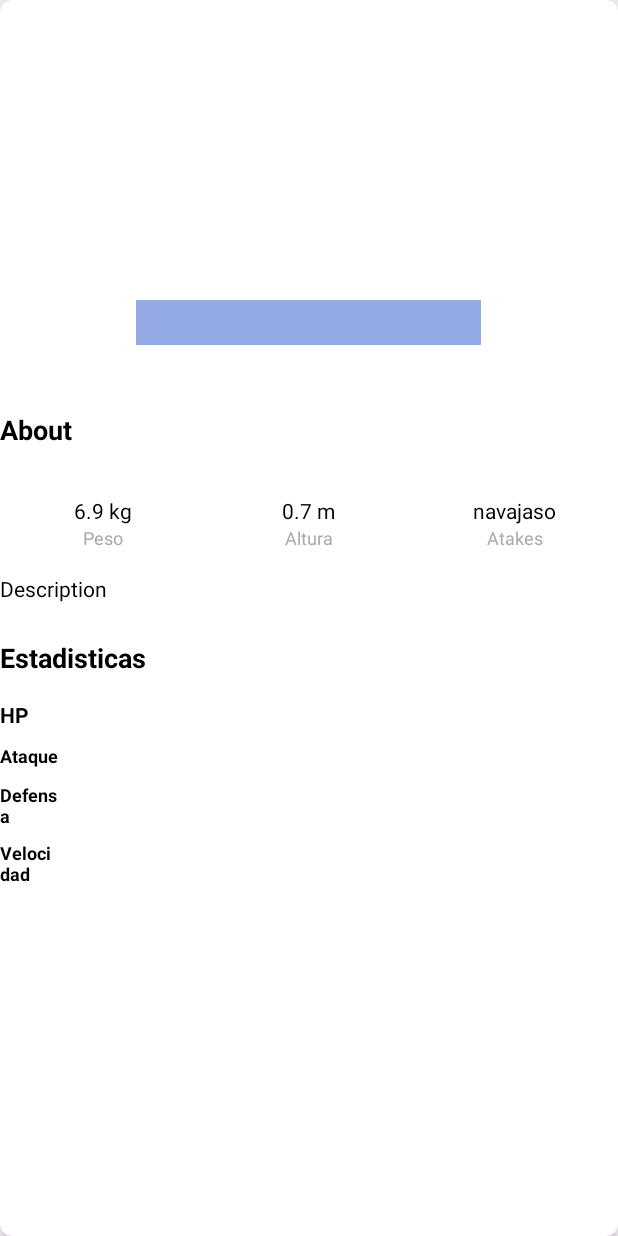
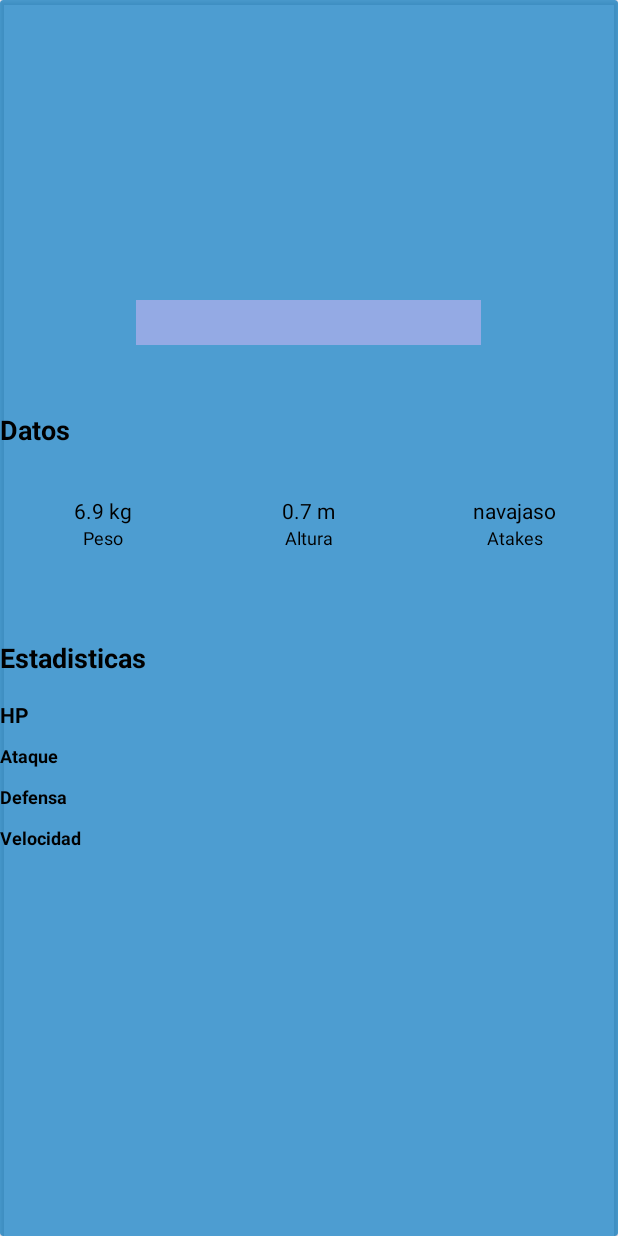
Before and after one commit to MagoRobotX/Pokedex, an Android app: the DetailPokemonActivity screen opened directly, with no data from a screen before it, on a phone screen of 412 x 824 dp. Run offline under Robolectric (Android 15) with nearby library versions, the phone set to English and light mode, and no system bars; our stand-ins replace Picasso; network calls fail; pictures from the network do not load; 1 statement that could not run was skipped.

Commit message:
4-9-actualizado

```diff
--- a/app/src/main/java/com/magorobot/mypokedez/pokedez/ApiService.kt
+++ b/app/src/main/java/com/magorobot/mypokedez/pokedez/ApiService.kt
@@ -6,7 +6,7 @@ import retrofit2.http.Path
 
 interface ApiService {
     // Obtiene la lista de Pokémones según un nombre
-    @GET("/api/v2/{pokemon}")
+    @GET("pokemon/{pokemon}")
     suspend fun getPokedex(@Path("pokemon") pokedexName: String): Response<PokedexDataResponse>
     // para la imagen y  las estadisticas
     @GET("/api/v2/pokemon/{name}")
--- a/app/src/main/java/com/magorobot/mypokedez/pokedez/PokedexDataResponse.kt
+++ b/app/src/main/java/com/magorobot/mypokedez/pokedez/PokedexDataResponse.kt
@@ -2,12 +2,9 @@ package com.magorobot.mypokedez.pokedez
 
 import com.google.gson.annotations.Expose
 import com.google.gson.annotations.SerializedName
-
 data class PokedexDataResponse(
-   @SerializedName("results") val pokedex: List<PokedexItemResponse>
-
+    @SerializedName("results") val pokedex: List<PokedexItemResponse>
 )
-
 
 data class PokedexItemResponse(
     @SerializedName("name") val namepokemon: String,
@@ -17,7 +14,6 @@ data class PokedexItemResponse(
     val id: Int
         get() = url.split("/".toRegex()).dropLast(1).last().toInt()
 }
-
 /**
 data class spriterResponse(
     @SerializedName("sprites") val SpriImg: PokeImagenResponse
--- a/app/src/main/res/layout/activity_detail_pokemon.xml
+++ b/app/src/main/res/layout/activity_detail_pokemon.xml
@@ -5,8 +5,8 @@
     android:layout_height="match_parent"
     android:layout_gravity="center_horizontal"
     android:orientation="horizontal"
-    app:cardCornerRadius="8dp"
-    app:cardElevation="8dp">
+    app:cardBackgroundColor="@color/fondo"
+    >
 
 
     <FrameLayout
@@ -63,7 +63,7 @@
                 android:layout_width="wrap_content"
                 android:layout_height="wrap_content"
                 android:layout_marginBottom="8dp"
-                android:text="About"
+                android:text="Datos"
                 android:textColor="@android:color/black"
                 android:textSize="18sp"
                 android:textStyle="bold" />
@@ -97,7 +97,7 @@
                         android:layout_width="wrap_content"
                         android:layout_height="wrap_content"
                         android:text="Peso"
-                        android:textColor="@android:color/darker_gray"
+                        android:textColor="@color/black"
                         android:textSize="12sp" />
                 </LinearLayout>
 
@@ -124,7 +124,7 @@
                         android:layout_width="wrap_content"
                         android:layout_height="wrap_content"
                         android:text="Altura"
-                        android:textColor="@android:color/darker_gray"
+                        android:textColor="@color/black"
                         android:textSize="12sp" />
                 </LinearLayout>
 
@@ -151,7 +151,7 @@
                         android:layout_width="wrap_content"
                         android:layout_height="wrap_content"
                         android:text="Atakes"
-                        android:textColor="@android:color/darker_gray"
+                        android:textColor="@color/black"
                         android:textSize="12sp" />
                 </LinearLayout>
             </LinearLayout>
@@ -163,11 +163,11 @@
                 android:layout_height="wrap_content"
                 android:layout_marginTop="16dp"
                 android:layout_marginBottom="24dp"
-                android:text="Description"
+                tools:text="Description"
                 android:textColor="@android:color/black"
                 android:textSize="14sp" />
 
-            <!-- Base Stats Title -->
+            <!-- titulo de estadistica-->
             <TextView
                 android:id="@+id/base_stats_title"
                 android:layout_width="wrap_content"
@@ -178,7 +178,7 @@
                 android:textSize="18sp"
                 android:textStyle="bold" />
 
-            <!-- Base Stats -->
+            <!-- Estadisticas -->
             <LinearLayout
                 android:id="@+id/base_stats"
                 android:layout_width="match_parent"
@@ -201,6 +201,15 @@
                         android:textSize="14sp"
                         android:textStyle="bold" />
 
+                    <TextView
+                        android:id="@+id/tvPokeHp"
+                        android:layout_width="wrap_content"
+                        android:layout_height="wrap_content"
+                        android:layout_marginStart="8dp"
+                        android:textColor="@android:color/black"
+                        android:textSize="14sp"
+                        tools:text="045" />
+
                     <View
                         android:id="@+id/viewHp"
                         android:layout_width="0dp"
@@ -208,14 +217,7 @@
                         android:layout_weight="0"
                         android:background="@color/hp" />
 
-                    <TextView
-                        android:id="@+id/tvPokeHp"
-                        android:layout_width="wrap_content"
-                        android:layout_height="wrap_content"
-                        android:layout_marginStart="8dp"
-                        tools:text="045"
-                        android:textColor="@android:color/black"
-                        android:textSize="14sp" />
+
                 </LinearLayout>
                 <!-- Attack Stat -->
                 <LinearLayout
@@ -226,12 +228,21 @@
                     android:orientation="horizontal">
 
                     <TextView
-                        android:layout_width="40dp"
+                        android:layout_width="45dp"
                         android:layout_height="wrap_content"
                         android:text="Ataque"
                         android:textColor="@android:color/black"
                         android:textSize="12sp"
                         android:textStyle="bold" />
+
+                    <TextView
+                        android:id="@+id/tvAttack"
+                        android:layout_width="wrap_content"
+                        android:layout_height="wrap_content"
+                        android:layout_marginStart="8dp"
+                        android:textColor="@android:color/black"
+                        android:textSize="14sp"
+                        tools:text="045" />
 
                     <View
                         android:id="@+id/viwAtack"
@@ -241,14 +252,7 @@
                         android:layout_weight="0"
                         android:background="@color/atake" />
 
-                    <TextView
-                        android:id="@+id/tvAttack"
-                        android:layout_width="wrap_content"
-                        android:layout_height="wrap_content"
-                        android:layout_marginStart="8dp"
-                        tools:text="045"
-                        android:textColor="@android:color/black"
-                        android:textSize="14sp" />
+
                 </LinearLayout>
                 <!-- Defensa Stat -->
                 <LinearLayout
@@ -259,12 +263,21 @@
                     android:orientation="horizontal">
 
                     <TextView
-                        android:layout_width="40dp"
+                        android:layout_width="50dp"
                         android:layout_height="wrap_content"
                         android:text="Defensa"
                         android:textColor="@android:color/black"
                         android:textSize="12sp"
                         android:textStyle="bold" />
+
+                    <TextView
+                        android:id="@+id/tvDefense"
+                        android:layout_width="wrap_content"
+                        android:layout_height="wrap_content"
+                        android:layout_marginStart="8dp"
+                        android:textColor="@android:color/black"
+                        android:textSize="14sp"
+                        tools:text="045" />
 
                     <View
                         android:id="@+id/viewDef"
@@ -274,14 +287,7 @@
                         android:layout_weight="0"
                         android:background="@color/defenza" />
 
-                    <TextView
-                        android:id="@+id/tvDefense"
-                        android:layout_width="wrap_content"
-                        android:layout_height="wrap_content"
-                        android:layout_marginStart="8dp"
-                        tools:text="045"
-                        android:textColor="@android:color/black"
-                        android:textSize="14sp" />
+
                 </LinearLayout>
 
                 <!-- Speed Stat -->
@@ -293,14 +299,23 @@
                     android:orientation="horizontal">
 
                     <TextView
-                        android:layout_width="40dp"
+                        android:layout_width="59dp"
                         android:layout_height="wrap_content"
                         android:text="Velocidad"
                         android:textColor="@android:color/black"
                         android:textSize="12sp"
                         android:textStyle="bold" />
 
-                   <View
+                    <TextView
+                        android:id="@+id/tvVelocida"
+                        android:layout_width="wrap_content"
+                        android:layout_height="wrap_content"
+                        android:layout_marginStart="8dp"
+                        android:textColor="@android:color/black"
+                        android:textSize="14sp"
+                        tools:text="045" />
+
+                    <View
                         android:id="@+id/viewSpee"
                         android:layout_width="0dp"
                         android:layout_height="8dp"
@@ -308,14 +323,7 @@
                         android:layout_weight="0"
                         android:background="@color/speed" />
 
-                    <TextView
-                        android:id="@+id/tvVelocida"
-                        android:layout_width="wrap_content"
-                        android:layout_height="wrap_content"
-                        android:layout_marginStart="8dp"
-                        tools:text="045"
-                        android:textColor="@android:color/black"
-                        android:textSize="14sp" />
+
                 </LinearLayout>
 
 
@@ -324,7 +332,6 @@
         </LinearLayout>
 
 
-
     </LinearLayout>
 
 
--- a/app/src/main/res/values/colors.xml
+++ b/app/src/main/res/values/colors.xml
@@ -6,4 +6,5 @@
     <color name="defenza">#AF0404</color>
     <color name="hp">#04CA0E</color>
     <color name="speed">#4527A0</color>
+    <color name="fondo">#B20277BD</color>
 </resources>
```
Also changed, not shown: app/src/main/java/com/magorobot/mypokedez/pokedez/PokedezListActivity.kt (+42 -6 lines), app/src/main/res/layout/activity_pokedez_list.xml (+16 -19 lines).
